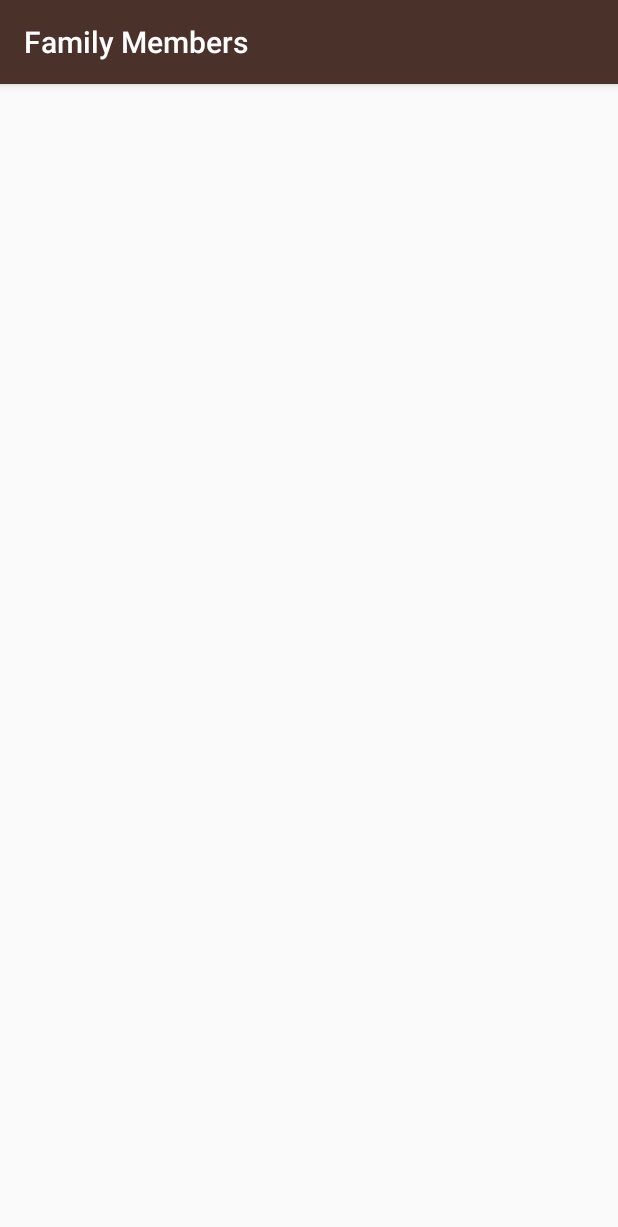
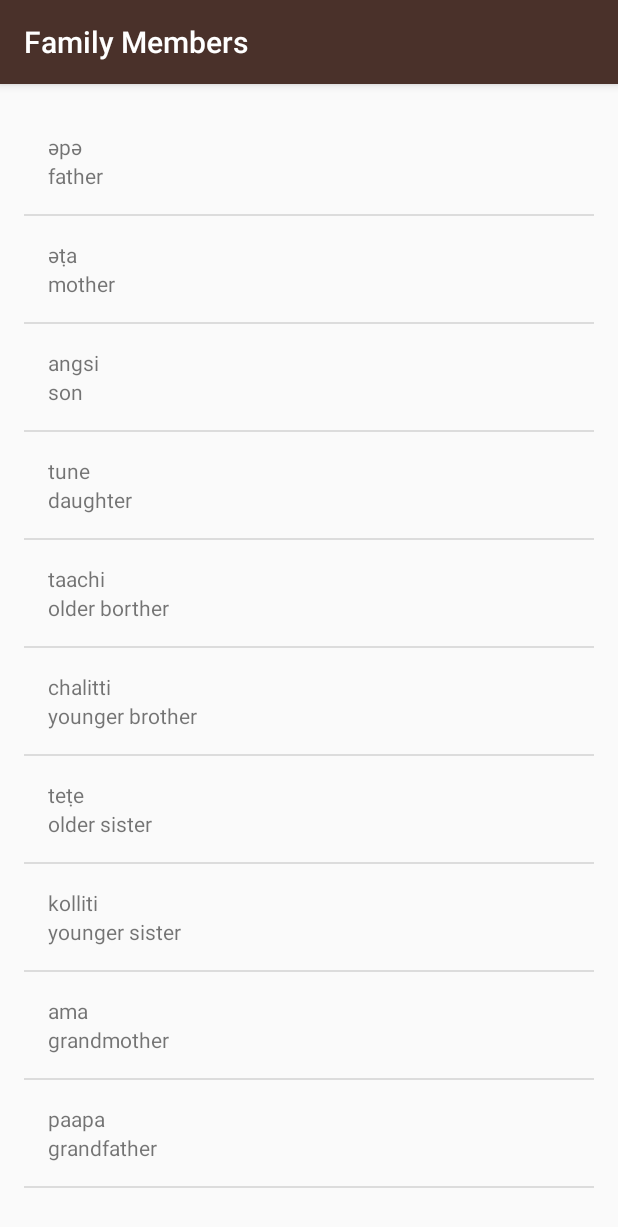
Before and after one commit to JonathanScialpi/Android-Basics, an Android app: the Family screen opened directly, with no data from a screen before it, on a phone screen of 412 x 824 dp. Shown: the top 1227 px of the screen. Run offline under Robolectric (Android 15) with nearby library versions, the phone set to English and light mode, and no system bars.

Commit message:
App fully functional
just need images

```diff
--- a/MultiScreen/ud839_Miwok-Starter-code/app/src/main/java/com/example/android/miwok/Family.java
+++ b/MultiScreen/ud839_Miwok-Starter-code/app/src/main/java/com/example/android/miwok/Family.java
@@ -2,6 +2,9 @@ package com.example.android.miwok;
 
 import android.support.v7.app.AppCompatActivity;
 import android.os.Bundle;
+import android.widget.ListView;
+
+import java.util.ArrayList;
 
 public class Family extends AppCompatActivity {
 
@@ -9,5 +12,38 @@ public class Family extends AppCompatActivity {
     protected void onCreate(Bundle savedInstanceState) {
         super.onCreate(savedInstanceState);
         setContentView(R.layout.activity_family);
+
+        // Create a list of words
+        ArrayList<Word> words = new ArrayList<Word>();
+
+        //words.add("one");
+        words.add(new Word("father","әpә"));
+        words.add(new Word("mother ","әṭa"));
+        words.add(new Word("son","angsi"));
+        words.add(new Word("daughter", "tune"));
+        words.add(new Word("older borther","taachi"));
+        words.add(new Word("younger brother","chalitti"));
+        words.add(new Word("older sister","teṭe"));
+        words.add(new Word("younger sister","kolliti"));
+        words.add(new Word("grandmother", "ama"));
+        words.add(new Word("grandfather", "paapa"));
+
+        // Create an {@link ArrayAdapter}, whose data source is a list of Strings. The
+        // adapter knows how to create layouts for each item in the list, using the
+        // simple_list_item_1.xml layout resource defined in the Android framework.
+        // This list item layout contains a single {@link TextView}, which the adapter will set to
+        // display a single word.
+        WordAdapter wordAdapter = new WordAdapter(this,words);
+
+        // Find the {@link ListView} object in the view hierarchy of the {@link Activity}.
+        // There should be a {@link ListView} with the view ID called list, which is declared in the
+        // activity_numbers.xml layout file.
+        ListView listView = (ListView) findViewById(R.id.list);
+
+        // Make the {@link ListView} use the {@link ArrayAdapter} we created above, so that the
+        // {@link ListView} will display list items for each word in the list of words.
+        // Do this by calling the setAdapter method on the {@link ListView} object and pass in
+        // 1 argument, which is the {@link ArrayAdapter} with the variable name itemsAdapter.
+        listView.setAdapter(wordAdapter);
     }
 }
--- /dev/null
+++ b/MultiScreen/ud839_Miwok-Starter-code/app/src/main/java/com/example/android/miwok/Word.java
@@ -0,0 +1,30 @@
+package com.example.android.miwok;
+
+/**
+ * Created by Jonathan Scialpi on 3/18/2017.
+ */
+
+public class Word {
+
+    private String mDefaultTranslation;
+    private String mMiwokTranslation;
+    private int mImageResourceId;
+
+
+    public Word(String defaultTranslation, String miwokTranslation){
+        mDefaultTranslation = defaultTranslation;
+        mMiwokTranslation = miwokTranslation;
+    }
+
+    public String getmMiwokTranslation(){
+        return mMiwokTranslation;
+    }
+
+    public String getmDefaultTranslation(){
+        return mDefaultTranslation;
+    }
+
+    public int getmImageResourceId(){
+        return mImageResourceId;
+    }
+}
--- /dev/null
+++ b/MultiScreen/ud839_Miwok-Starter-code/app/src/main/java/com/example/android/miwok/WordAdapter.java
@@ -0,0 +1,67 @@
+package com.example.android.miwok;
+
+import android.app.Activity;
+import android.content.Context;
+import android.support.annotation.LayoutRes;
+import android.support.annotation.NonNull;
+import android.support.annotation.Nullable;
+import android.view.LayoutInflater;
+import android.view.View;
+import android.view.ViewGroup;
+import android.widget.ArrayAdapter;
+import android.widget.ImageView;
+import android.widget.TextView;
+
+import java.util.ArrayList;
+import java.util.List;
+
+/**
+ * Created by Jonathan Scialpi on 3/18/2017.
+ */
+
+public class WordAdapter extends ArrayAdapter<Word>{
+    public WordAdapter(Activity context, ArrayList<Word> androidFlavors) {
+        // Here, we initialize the ArrayAdapter's internal storage for the context and the list.
+        // the second argument is used when the ArrayAdapter is populating a single TextView.
+        // Because this is a custom adapter for two TextViews and an ImageView, the adapter is not
+        // going to use this second argument, so it can be any value. Here, we used 0.
+        super(context, 0, androidFlavors);
+    }
+
+
+    @NonNull
+    @Override
+    public View getView(int position, View convertView, ViewGroup parent) {
+        // Check if the existing view is being reused, otherwise inflate the view
+        View listItemView = convertView;
+        if(listItemView == null) {
+            listItemView = LayoutInflater.from(getContext()).inflate(
+                    R.layout.list_item, parent, false);
+        }
+
+        // Get the {@link AndroidFlavor} object located at this position in the list
+        Word currentAndroidFlavor = getItem(position);
+
+        // Find the TextView in the list_item.xml layout with the ID version_name
+        TextView nameTextView = (TextView) listItemView.findViewById(R.id.default_text_view);
+        // Get the version name from the current AndroidFlavor object and
+        // set this text on the name TextView
+        nameTextView.setText(currentAndroidFlavor.getmDefaultTranslation());
+
+        // Find the TextView in the list_item.xml layout with the ID version_number
+        TextView numberTextView = (TextView) listItemView.findViewById(R.id.miwok_text_view);
+        // Get the version number from the current AndroidFlavor object and
+        // set this text on the number TextView
+        numberTextView.setText(currentAndroidFlavor.getmMiwokTranslation());
+
+        // Find the ImageView in the list_item.xml layout with the ID list_item_icon
+        ImageView iconView = (ImageView) listItemView.findViewById(R.id.list_item_icon);
+        // Get the image resource ID from the current AndroidFlavor object and
+        // set the image to iconView
+        iconView.setImageResource(currentAndroidFlavor.getmImageResourceId());
+
+        // Return the whole list item layout (containing 2 TextViews and an ImageView)
+        // so that it can be shown in the ListView
+        return listItemView;
+    }
+}
--- a/MultiScreen/ud839_Miwok-Starter-code/app/src/main/res/layout/activity_family.xml
+++ b/MultiScreen/ud839_Miwok-Starter-code/app/src/main/res/layout/activity_family.xml
@@ -1,9 +1,11 @@
-<?xml version="1.0" encoding="utf-8"?>
-<android.support.constraint.ConstraintLayout xmlns:android="http://schemas.android.com/apk/res/android"
-    xmlns:app="http://schemas.android.com/apk/res-auto"
+<ListView xmlns:android="http://schemas.android.com/apk/res/android"
     xmlns:tools="http://schemas.android.com/tools"
+    android:id="@+id/list"
+    android:orientation="vertical"
     android:layout_width="match_parent"
     android:layout_height="match_parent"
-    tools:context="com.example.android.miwok.Family">
-
-</android.support.constraint.ConstraintLayout>
+    android:paddingBottom="@dimen/activity_vertical_margin"
+    android:paddingLeft="@dimen/activity_horizontal_margin"
+    android:paddingRight="@dimen/activity_horizontal_margin"
+    android:paddingTop="@dimen/activity_vertical_margin"
+    tools:context="com.example.android.miwok.Family"/>
--- /dev/null
+++ b/MultiScreen/ud839_Miwok-Starter-code/app/src/main/res/layout/list_item.xml
@@ -0,0 +1,24 @@
+<?xml version="1.0" encoding="utf-8"?>
+<LinearLayout xmlns:android="http://schemas.android.com/apk/res/android"
+    android:orientation="vertical" android:layout_width="match_parent" android:padding="16dp"
+    android:layout_height="match_parent">
+
+    <TextView
+        android:id="@+id/miwok_text_view"
+        android:layout_width="match_parent"
+        android:layout_height="wrap_content"
+
+        />
+
+    <TextView
+        android:id="@+id/default_text_view"
+        android:layout_width="match_parent"
+        android:layout_height="wrap_content"
+        />
+
+    <ImageView
+        android:id="@+id/list_item_icon"
+        android:layout_width="match_parent"
+        android:layout_height="wrap_content" />
+
+</LinearLayout>
```
Also changed, not shown: MultiScreen/ud839_Miwok-Starter-code/app/src/main/java/com/example/android/miwok/Colors.java (+34 -0 lines), MultiScreen/ud839_Miwok-Starter-code/app/src/main/java/com/example/android/miwok/Numbers.java (+15 -14 lines), MultiScreen/ud839_Miwok-Starter-code/app/src/main/java/com/example/android/miwok/Phrases.java (+36 -0 lines), MultiScreen/ud839_Miwok-Starter-code/app/src/main/res/layout/activity_colors.xml (+8 -6 lines), MultiScreen/ud839_Miwok-Starter-code/app/src/main/res/layout/activity_phrases.xml (+8 -6 lines).
